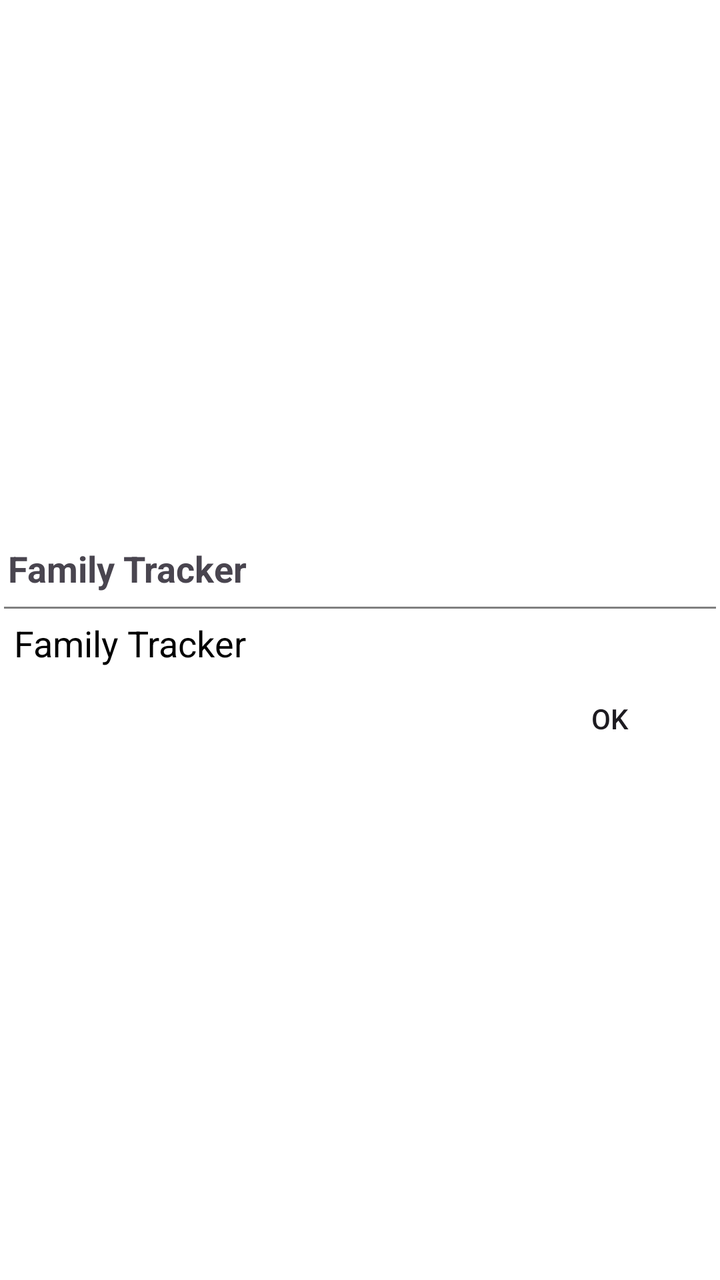
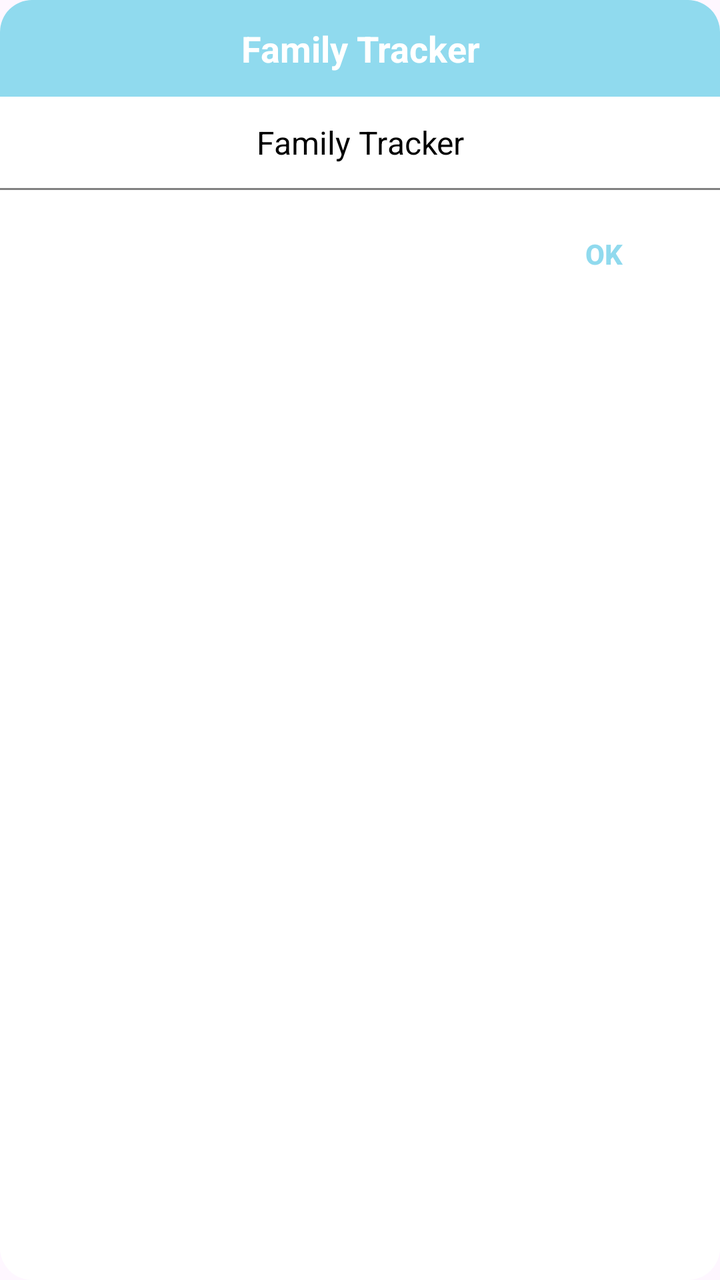

Before-and-after screenshots of an Android layout around one commit, followed by the original layout XML and the change that was made.
<!-- AndroidManifest.xml: application theme Theme.LocationTracker -->
<!-- res/layout/custom_alert_dialogue.xml -->
<?xml version="1.0" encoding="utf-8"?>
<LinearLayout xmlns:android="http://schemas.android.com/apk/res/android"
    android:layout_width="fill_parent"
    android:layout_height="wrap_content"
    android:layout_margin="15dp"
    android:background="#ffffff"
    android:gravity="center"
    android:orientation="vertical"
    android:padding="2dp">

    <androidx.appcompat.widget.AppCompatTextView
        android:id="@+id/alert_title"
        android:layout_width="fill_parent"
        android:layout_height="wrap_content"
        android:layout_marginTop="10dp"
        android:layout_marginBottom="5dp"
        android:gravity="start"
        android:padding="2dp"
        android:text="@string/app_name"
        android:textSize="18sp"
        android:textStyle="bold"
        android:visibility="visible" />

    <View
        android:layout_width="fill_parent"
        android:layout_height="1dp"
        android:background="#808080" />

    <androidx.appcompat.widget.AppCompatTextView
        android:id="@+id/alert_text"
        android:layout_width="fill_parent"
        android:layout_height="wrap_content"
        android:focusableInTouchMode="true"
        android:gravity="start|center_horizontal"
        android:padding="5dp"
        android:text="@string/app_name"
        android:textColor="@android:color/black"
        android:textSize="18sp" />

    <RelativeLayout
        android:layout_width="fill_parent"
        android:layout_margin="3sp"
        android:gravity="center_vertical"
        android:layout_height="wrap_content">

        <LinearLayout
            android:layout_width="fill_parent"
            android:layout_height="wrap_content"
            android:gravity="end"
            android:orientation="horizontal">

            <androidx.appcompat.widget.AppCompatButton
                android:id="@+id/btn_ok"
                android:layout_width="100dp"
                android:layout_height="35dp"
                android:background="@android:color/transparent"
                android:clickable="true"
                android:foreground="?attr/selectableItemBackground"
                android:text="OK"
                android:visibility="visible" />
        </LinearLayout>

        <LinearLayout
            android:layout_width="match_parent"
            android:layout_height="wrap_content"
            android:gravity="right">

            <androidx.appcompat.widget.AppCompatButton
                android:id="@+id/btn_cancel"
                android:layout_width="wrap_content"
                android:layout_height="40dp"
                android:background="#ffffff"
                android:clickable="true"
                android:foreground="?attr/selectableItemBackground"
                android:text="Cancel"
                android:visibility="gone" />

            <androidx.appcompat.widget.AppCompatButton
                android:id="@+id/btn_search"
                android:layout_width="wrap_content"
                android:layout_height="40dp"
                android:background="#ffffff"
                android:clickable="true"
                android:foreground="?attr/selectableItemBackground"
                android:visibility="gone" />
        </LinearLayout>
    </RelativeLayout>
</LinearLayout>
<!-- resources referenced by this layout -->
<resources>
  <string name="app_name">Family Tracker</string>
  <style name="Theme.LocationTracker" parent="Base.Theme.LocationTracker" />
  <style name="Base.Theme.LocationTracker" parent="Theme.Material3.DayNight.NoActionBar">
          
          
      </style>
</resources>

<!-- the commit's change to res/layout/custom_alert_dialogue.xml (unified diff, before → after) -->
@@ -1,79 +1,75 @@
 <?xml version="1.0" encoding="utf-8"?>
 <LinearLayout xmlns:android="http://schemas.android.com/apk/res/android"
-    android:layout_width="fill_parent"
+    android:layout_width="match_parent"
     android:layout_height="wrap_content"
     android:layout_margin="15dp"
-    android:background="#ffffff"
-    android:gravity="center"
+    android:background="@drawable/rounded_dialog_bg"
     android:orientation="vertical"
-    android:padding="2dp">
+    android:padding="0dp">
 
+    
     <androidx.appcompat.widget.AppCompatTextView
         android:id="@+id/alert_title"
-        android:layout_width="fill_parent"
+        android:layout_width="match_parent"
         android:layout_height="wrap_content"
-        android:layout_marginTop="10dp"
-        android:layout_marginBottom="5dp"
-        android:gravity="start"
-        android:padding="2dp"
+        android:background="@drawable/rounded_top_bg"
+        android:gravity="center"
+        android:padding="12dp"
         android:text="@string/app_name"
+        android:textColor="@android:color/white"
         android:textSize="18sp"
-        android:textStyle="bold"
-        android:visibility="visible" />
+        android:textStyle="bold" />
 
+    
+    <androidx.appcompat.widget.AppCompatTextView
+        android:id="@+id/alert_text"
+        android:layout_width="match_parent"
+        android:layout_height="wrap_content"
+        android:gravity="center"
+        android:padding="12dp"
+        android:text="@string/app_name"
+        android:textColor="@android:color/black"
+        android:textSize="16sp" />
+
+    
     <View
-        android:layout_width="fill_parent"
+        android:layout_width="match_parent"
         android:layout_height="1dp"
         android:background="#808080" />
 
-    <androidx.appcompat.widget.AppCompatTextView
-        android:id="@+id/alert_text"
-        android:layout_width="fill_parent"
+    
+    <RelativeLayout
+        android:layout_width="match_parent"
         android:layout_height="wrap_content"
-        android:focusableInTouchMode="true"
-        android:gravity="start|center_horizontal"
-        android:padding="5dp"
-        android:text="@string/app_name"
-        android:textColor="@android:color/black"
-        android:textSize="18sp" />
-
-    <RelativeLayout
-        android:layout_width="fill_parent"
-        android:layout_margin="3sp"
-        android:gravity="center_vertical"
-        android:layout_height="wrap_content">
+        android:layout_margin="8dp">
 
         <LinearLayout
-            android:layout_width="fill_parent"
+            android:layout_width="match_parent"
             android:layout_height="wrap_content"
             android:gravity="end"
             android:orientation="horizontal">
 
+           
+
             <androidx.appcompat.widget.AppCompatButton
                 android:id="@+id/btn_ok"
                 android:layout_width="100dp"
-                android:layout_height="35dp"
-                android:background="@android:color/transparent"
+                android:layout_height="match_parent"
+                android:background="@drawable/ripple_rectangle_button"
                 android:clickable="true"
-                android:foreground="?attr/selectableItemBackground"
+                android:focusable="true"
                 android:text="OK"
-                android:visibility="visible" />
+                android:textColor="@color/primary"
+                android:textStyle="bold" />
         </LinearLayout>
 
         <LinearLayout
             android:layout_width="match_parent"
             android:layout_height="wrap_content"
-            android:gravity="right">
+            android:gravity="end"
+            android:orientation="horizontal">
 
-            <androidx.appcompat.widget.AppCompatButton
-                android:id="@+id/btn_cancel"
-                android:layout_width="wrap_content"
-                android:layout_height="40dp"
-                android:background="#ffffff"
-                android:clickable="true"
-                android:foreground="?attr/selectableItemBackground"
-                android:text="Cancel"
-                android:visibility="gone" />
+           
 
             <androidx.appcompat.widget.AppCompatButton
                 android:id="@+id/btn_search"
<!-- resource entries referenced after the edit -->
@@ -1,5 +1,40 @@
 <!-- resources referenced by this layout -->
 <resources>
+  <color name="primary">#90daee</color>
+  <!-- drawable ripple_rectangle_button (drawable) -->
+  <?xml version="1.0" encoding="utf-8"?>
+  <ripple xmlns:android="http://schemas.android.com/apk/res/android"
+      android:color="#22000000"> 
+  
+      
+      <item android:id="@android:id/mask">
+          <shape android:shape="rectangle">
+              <solid android:color="@android:color/white" />
+              <corners android:radius="12dp" />
+          </shape>
+      </item>
+  </ripple>
+  <!-- drawable rounded_dialog_bg (drawable) -->
+  <shape xmlns:android="http://schemas.android.com/apk/res/android"
+      android:shape="rectangle">
+      <solid android:color="#FFFFFF" />
+      <corners android:radius="16dp" />
+      <padding
+          android:left="10dp"
+          android:top="10dp"
+          android:right="10dp"
+          android:bottom="10dp" />
+  </shape>
+  <!-- drawable rounded_top_bg (drawable) -->
+  <shape xmlns:android="http://schemas.android.com/apk/res/android"
+      android:shape="rectangle">
+      <solid android:color="@color/primary" />
+      <corners
+          android:topLeftRadius="16dp"
+          android:topRightRadius="16dp"
+          android:bottomLeftRadius="0dp"
+          android:bottomRightRadius="0dp" />
+  </shape>
   <string name="app_name">Family Tracker</string>
   <style name="Theme.LocationTracker" parent="Base.Theme.LocationTracker" />
   <style name="Base.Theme.LocationTracker" parent="Theme.Material3.DayNight.NoActionBar">
